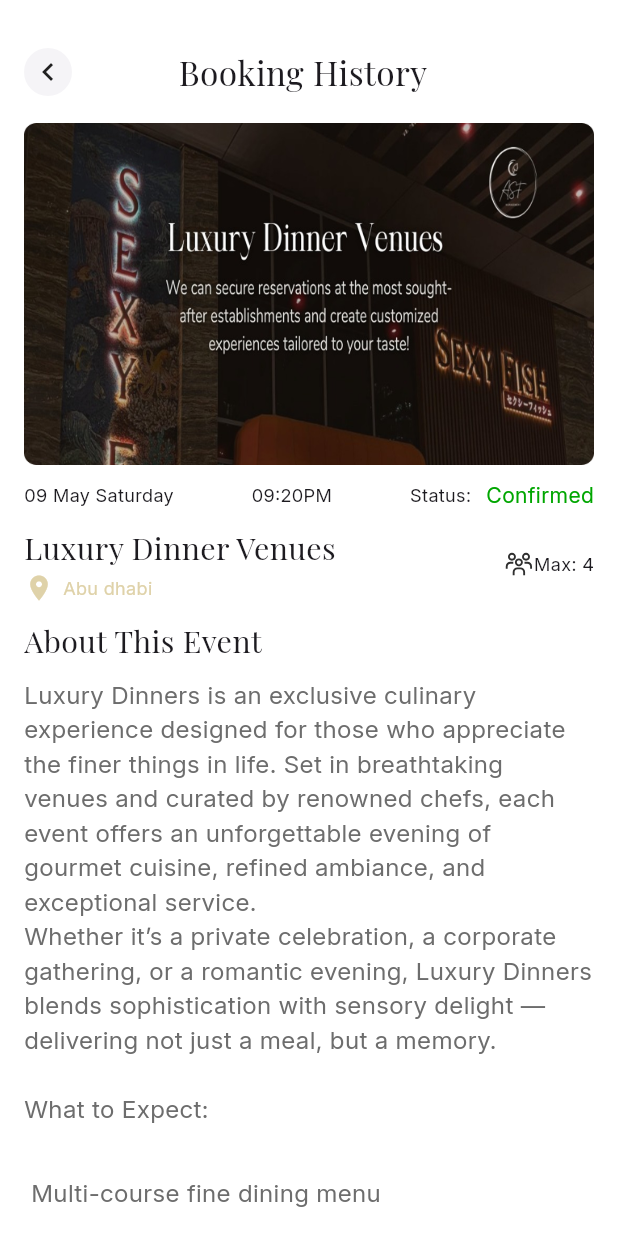
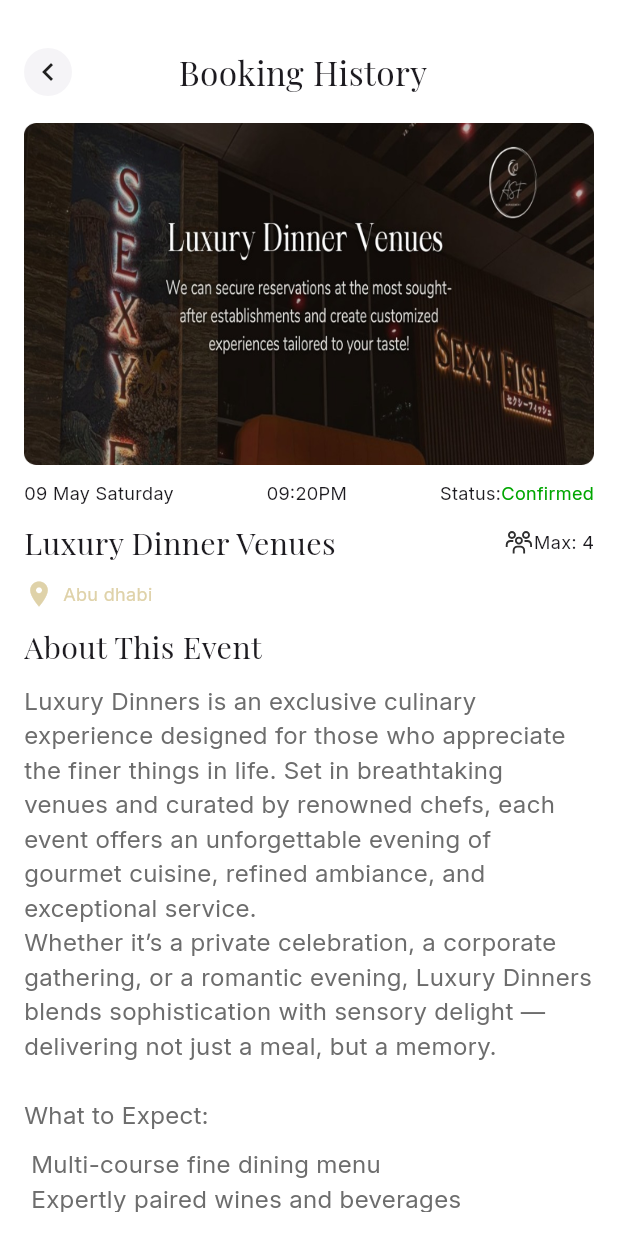
Before and after one commit to MTS-Services/abyansf_asfmanagment_app, a Flutter app: the BookingHistoryIndividualPage screen opened directly, on a phone screen of 412 x 824 dp. Run offline on Flutter 3.47's test engine with Material 3 defaults, Android fonts, the phone set to English and light mode, and no system bars; our stand-ins replace carousel_slider, dropdown_button2, flutter_screenutil, flutter_svg, font_awesome_flutter, get and 2 more.

Commit message:
update individual screen

```diff
--- a/lib/view/widget/individual_booking_widget.dart
+++ b/lib/view/widget/individual_booking_widget.dart
@@ -31,37 +31,36 @@ class IndividualBookingWidget extends StatelessWidget {
             //   borderRadius: BorderRadius.circular(8),
           ),
         ),
-
         Row(
           children: [
             Text('09 May Saturday', style: AppTextStyle.interRegular12),
             Spacer(),
-
             Text('09:20PM', style: AppTextStyle.interRegular12),
             if (!status) ...[
               Spacer(),
               Text('Status:', style: AppTextStyle.interRegular12),
-              const SizedBox(width: 10),
               Text(
                 'Confirmed',
                 textAlign: TextAlign.center,
-                style: AppTextStyle.interRegular14.copyWith(
+                style: AppTextStyle.interRegular12.copyWith(
                   color: Color(0xFF00A600),
                 ),
               ),
             ],
           ],
         ),
-
             Row(
               mainAxisAlignment: MainAxisAlignment.spaceBetween,
               children: [
-            Column(
-              mainAxisAlignment: MainAxisAlignment.start,
-              crossAxisAlignment: CrossAxisAlignment.start,
+                Text('Luxury Dinner Venues', style: AppTextStyle.bold20),
+                Row(
                   children: [
-                Text('Luxury Dinner Venues', style: AppTextStyle.bold20),
-                const SizedBox(height: 3),
+                    SvgPicture.asset(AssetPath.lsiconUserCrowd),
+                    Text('Max: 4', style: AppTextStyle.interRegular12),
+                  ],
+                ),
+          ],
+        ),
         Row(
           mainAxisSize: MainAxisSize.min,
           children: [
@@ -84,19 +83,9 @@ class IndividualBookingWidget extends StatelessWidget {
             ),
           ],
         ),
-              ],
-            ),
-            Row(
-              children: [
-                SvgPicture.asset(AssetPath.lsiconUserCrowd),
-                Text('Max: 4', style: AppTextStyle.interRegular12),
-              ],
-            ),
-          ],
-        ),
         Text('About This Event', style: AppTextStyle.bold20),
         Text(
-          'Luxury Dinners is an exclusive culinary experience designed for those who appreciate the finer things in life. Set in breathtaking venues and curated by renowned chefs, each event offers an unforgettable evening of gourmet cuisine, refined ambiance, and exceptional service.\nWhether it’s a private celebration, a corporate gathering, or a romantic evening, Luxury Dinners blends sophistication with sensory delight — delivering not just a meal, but a memory.\n\nWhat to Expect:\n',
+          'Luxury Dinners is an exclusive culinary experience designed for those who appreciate the finer things in life. Set in breathtaking venues and curated by renowned chefs, each event offers an unforgettable evening of gourmet cuisine, refined ambiance, and exceptional service.\nWhether it’s a private celebration, a corporate gathering, or a romantic evening, Luxury Dinners blends sophistication with sensory delight — delivering not just a meal, but a memory.\n\nWhat to Expect:',
           style: AppTextStyle.interRegular16.copyWith(
             color: AppColors.lightBlackColor,
           ),
@@ -108,7 +97,7 @@ class IndividualBookingWidget extends StatelessWidget {
           ),
         ),
         Text(
-          '\nEvery detail is carefully crafted to ensure a seamless and indulgent experience from the moment you arrive.',
+          'Every detail is carefully crafted to ensure a seamless and indulgent experience from the moment you arrive.',
           style: AppTextStyle.interRegular16.copyWith(
             color: AppColors.lightBlackColor,
           ),
```
Lines whose indentation alone changed are shown as unchanged.
